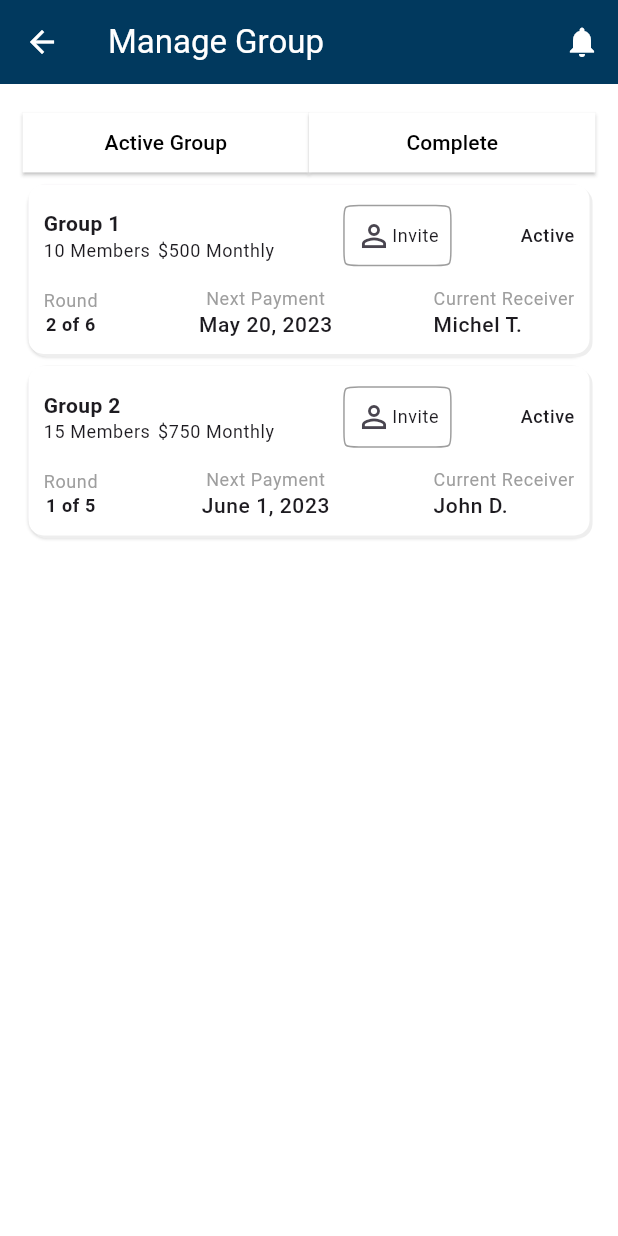
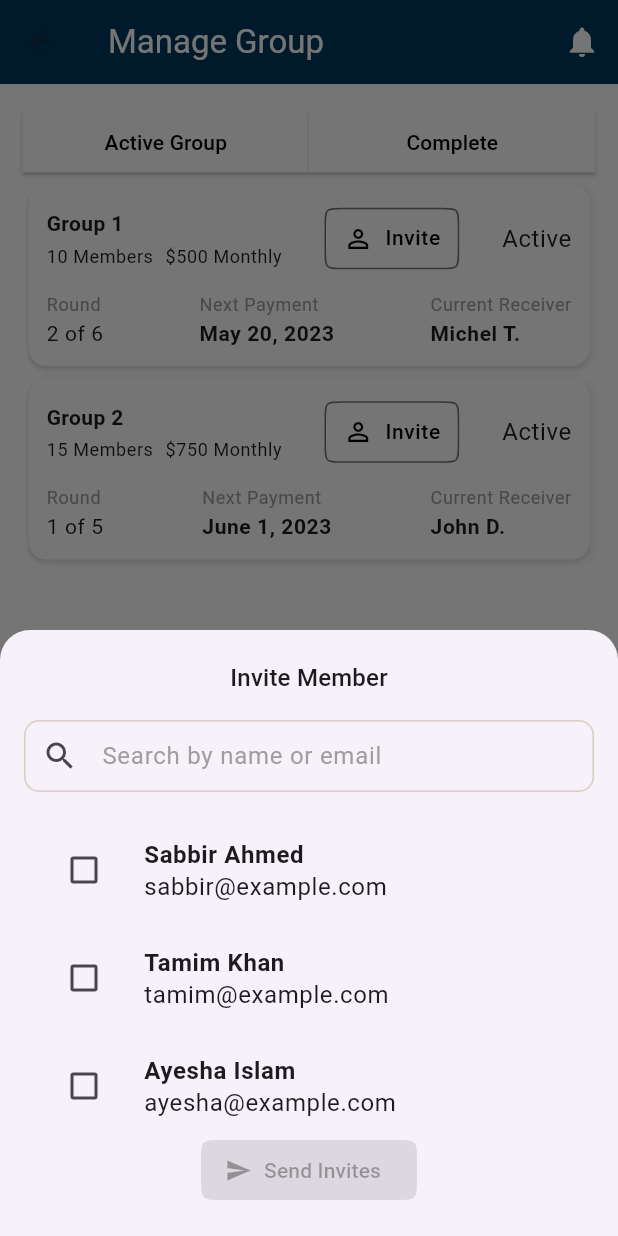
Before and after one commit to MTS-Services/Ayuuto-Savings-App, a Flutter app: the ManageGroupScreen screen opened directly, after a tap on "Invite", on a phone screen of 412 x 824 dp. Run offline on Flutter 3.47's test engine with Material 3 defaults, Android fonts, the phone set to English and light mode, and no system bars; our stand-ins replace firebase_auth, firebase_core, get, iconsax_flutter; accounts and stored records are empty; network calls fail.

Commit message:
add Button Sheet

```diff
--- a/lib/src/view/screen/create_group/create_group_screen.dart
+++ b/lib/src/view/screen/create_group/create_group_screen.dart
@@ -21,9 +21,7 @@ class _CreateGroupScreenState extends State<CreateGroupScreen> {
   @override
   Widget build(BuildContext context) {
     return Scaffold(
-      appBar: CustomAppBar(title: "Create Group", onTap: (){
-        Get.back();
-      },),
+      appBar: CustomAppBar(title: "Create Group"),
       body: SingleChildScrollView(
         child: Padding(
           padding: const EdgeInsets.symmetric(horizontal: 15, vertical: 15),
--- a/lib/src/view/screen/group_details/group_details_screen.dart
+++ b/lib/src/view/screen/group_details/group_details_screen.dart
@@ -26,9 +26,6 @@ class _GroupDetailsScreenState extends State<GroupDetailsScreen> {
       appBar: CustomAppBar(
         title: "Group Details",
         actionIcon: Icons.notifications,
-        onTap: () {
-          Get.back();
-        },
       ),
       body: Padding(
         padding: const EdgeInsets.symmetric(horizontal: 15, vertical: 15),
--- a/lib/src/view/screen/manage_group/manage_group_screen.dart
+++ b/lib/src/view/screen/manage_group/manage_group_screen.dart
@@ -4,7 +4,6 @@ import 'package:ayuuto_savings_app/src/view/screen/group_details/group_details_s
 import 'package:ayuuto_savings_app/src/view/screen/manage_group/widget/group_card.dart';
 import 'package:flutter/material.dart';
 import 'package:get/get.dart';
-import 'package:get/get_core/src/get_main.dart';
 
 class ManageGroupScreen extends StatefulWidget {
   const ManageGroupScreen({super.key});
@@ -60,9 +59,6 @@ class _ManageGroupScreenState extends State<ManageGroupScreen> {
       appBar: CustomAppBar(
         title: "Manage Group",
         actionIcon: Icons.notifications,
-        onTap:(){
-          Get.back();
-        },
       ),
       body: Padding(
         padding: const EdgeInsets.symmetric(horizontal: 15, vertical: 15),
--- a/lib/src/view/screen/manage_group/widget/group_card.dart
+++ b/lib/src/view/screen/manage_group/widget/group_card.dart
@@ -1,4 +1,6 @@
 import 'package:flutter/material.dart';
+
+import 'invite_bottom_sheet.dart';
 
 class GroupCard extends StatelessWidget {
   final String groupName;
@@ -24,23 +26,34 @@ class GroupCard extends StatelessWidget {
     required this.isCompleted,
   });
 
+  void _showInviteBottomSheet(BuildContext context) {
+    showModalBottomSheet(
+      context: context,
+      isScrollControlled: true,
+      shape: const RoundedRectangleBorder(
+        borderRadius: BorderRadius.vertical(top: Radius.circular(20)),
+      ),
+      builder: (context) => const InviteBottomSheet(),
+    );
+  }
+
   @override
   Widget build(BuildContext context) {
     return Container(
-      padding: const EdgeInsets.symmetric(horizontal: 10, vertical: 10),
+      padding: const EdgeInsets.all(12),
       decoration: BoxDecoration(
         color: Colors.white,
-        borderRadius: BorderRadius.circular(10),
+        borderRadius: BorderRadius.circular(12),
         boxShadow: [
           BoxShadow(
             color: Colors.grey.shade200,
             offset: const Offset(2, 2),
+            blurRadius: 4,
           ),
         ],
       ),
       child: Column(
         crossAxisAlignment: CrossAxisAlignment.start,
-        spacing: 10,
         children: [
           Row(
             mainAxisAlignment: MainAxisAlignment.spaceBetween,
@@ -50,160 +63,119 @@ class GroupCard extends StatelessWidget {
                 children: [
                   Text(
                     groupName,
-                    style: Theme.of(context).textTheme.bodyMedium!.copyWith(
-                      fontSize: 14,
-                    ),
+                    style: Theme.of(context)
+                        .textTheme
+                        .bodyMedium
+                        ?.copyWith(fontSize: 14),
                   ),
+                  const SizedBox(height: 4),
                   Row(
                     children: [
                       Text(
                         memberCount,
                         style: Theme.of(context)
                             .textTheme
-                            .bodySmall!
-                            .copyWith(fontSize: 12),
+                            .bodySmall
+                            ?.copyWith(fontSize: 12),
                       ),
-                      const SizedBox(
-                        width: 5,
-                      ),
+                      const SizedBox(width: 8),
                       Text(
                         amount,
                         style: Theme.of(context)
                             .textTheme
-                            .bodySmall!
-                            .copyWith(fontSize: 12),
+                            .bodySmall
+                            ?.copyWith(fontSize: 12),
                       ),
                     ],
                   ),
                 ],
               ),
-
               if (!isCompleted)
                 IconButton(
                   style: IconButton.styleFrom(
+                    padding: const EdgeInsets.symmetric(horizontal: 12, vertical: 8),
                     shape: ContinuousRectangleBorder(
-                      borderRadius: BorderRadius.circular(10),
-                      side: const BorderSide(color: Colors.grey),
+                      borderRadius: BorderRadius.circular(12),
+                      side: BorderSide(
+                        width: 1,
+                        color: Colors.grey.shade600,
+                      ),
                     ),
                   ),
-                  onPressed: onInvitePressed,
+                  onPressed: () => _showInviteBottomSheet(context),
                   icon: Row(
+                    mainAxisSize: MainAxisSize.min,
                     children: [
-                      const Icon(Icons.person_outline_outlined),
+                      const Icon(
+                        Icons.person_outline_outlined,
+                        size: 20,
+                        color: Colors.black,
+                      ),
+                      const SizedBox(width: 8),
                       Text(
                         "Invite",
-                        style: Theme.of(context)
-                            .textTheme
-                            .bodySmall!
-                            .copyWith(fontWeight: FontWeight.w400 , fontSize: 12),
+                        style: Theme.of(context).textTheme.bodySmall!.copyWith(
+                          fontWeight: FontWeight.w500,
+                          fontSize: 14,
+                          color: Colors.black,
+                        ),
                       ),
                     ],
                   ),
                 ),
 
               if (!isCompleted)
-                Text(
-                  "Active",
-                  style: Theme.of(context)
-                      .textTheme
-                      .bodySmall!
-                      .copyWith(fontWeight: FontWeight.w500, fontSize: 12),
-                ),
-
-              if (isCompleted)
+                Text("Active", style: Theme.of(context).textTheme.bodySmall)
+              else
                 Text(
                   "Completed",
-                  style: Theme.of(context)
-                      .textTheme
-                      .bodySmall!
-                      .copyWith(fontWeight: FontWeight.w500, fontSize: 12),
+                  style: Theme.of(context).textTheme.bodySmall?.copyWith(
+                        fontWeight: FontWeight.w500,
+                        fontSize: 12,
+                      ),
                 ),
             ],
           ),
+          const SizedBox(height: 12),
           Row(
             mainAxisAlignment: MainAxisAlignment.spaceBetween,
             children: [
-              Column(
-                children: [
-                  Text(
-                    "Round",
-                    style: Theme.of(context)
-                        .textTheme
-                        .bodySmall!
-                        .copyWith(color: Colors.grey , fontSize: 12),
-                  ),
-                  Text(
-                    roundProgress,
-                    style: Theme.of(context)
-                        .textTheme
-                        .bodySmall!
-                        .copyWith(fontWeight: FontWeight.bold,fontSize: 12),
-                  ),
-                ],
-              ),
+              _infoColumn("Round", roundProgress, context),
               if (!isCompleted)
-                Column(
-                  children: [
-                    Text(
-                      "Next Payment",
-                      style: Theme.of(context)
-                          .textTheme
-                          .bodySmall!
-                          .copyWith(color: Colors.grey,fontSize: 12),
-                    ),
-                    Text(
-                      nextPayment,
-                      style: Theme.of(context)
-                          .textTheme
-                          .bodySmall!
-                          .copyWith(fontWeight: FontWeight.w500 , fontSize: 14),
-                    ),
-                  ],
-                ),
-              // Show currentReceiver for active groups
+                _infoColumn("Next Payment", nextPayment, context, isBold: true),
               if (!isCompleted)
-                Column(
-                  crossAxisAlignment: CrossAxisAlignment.start,
-                  children: [
-                    Text(
-                      "Current Receiver",
-                      style: Theme.of(context)
-                          .textTheme
-                          .bodySmall!
-                          .copyWith(color: Colors.grey,fontSize: 12),
-                    ),
-                    Text(
-                      currentReceiver,
-                      style: Theme.of(context).textTheme.bodySmall!.copyWith(
-                        fontWeight: FontWeight.w500 , fontSize: 14
-                      ),
-                    ),
-                  ],
-                ),
-
+                _infoColumn("Current Receiver", currentReceiver, context,
+                    isBold: true),
               if (isCompleted)
-                Column(
-                  crossAxisAlignment: CrossAxisAlignment.start,
-                  children: [
-                    Text(
-                      "Total Amount",
-                      style: Theme.of(context)
-                          .textTheme
-                          .bodySmall!
-                          .copyWith(color: Colors.grey),
-                    ),
-                    Text(
-                      totalAmount,
-                      style: Theme.of(context).textTheme.bodySmall!.copyWith(
-                        fontWeight: FontWeight.bold,
-                      ),
-                    ),
-                  ],
-                ),
+                _infoColumn("Total Amount", totalAmount, context, isBold: true),
             ],
           ),
         ],
       ),
     );
   }
+
+  Widget _infoColumn(String title, String value, BuildContext context,
+      {bool isBold = false}) {
+    return Column(
+      crossAxisAlignment: CrossAxisAlignment.start,
+      children: [
+        Text(
+          title,
+          style: Theme.of(context).textTheme.bodySmall?.copyWith(
+                color: Colors.grey,
+                fontSize: 12,
+              ),
+        ),
+        const SizedBox(height: 2),
+        Text(
+          value,
+          style: Theme.of(context).textTheme.bodySmall?.copyWith(
+                fontWeight: isBold ? FontWeight.bold : FontWeight.normal,
+                fontSize: 14,
+              ),
+        ),
+      ],
+    );
+  }
 }
--- /dev/null
+++ b/lib/src/view/screen/manage_group/widget/invite_bottom_sheet.dart
@@ -0,0 +1,81 @@
+import 'package:flutter/material.dart';
+import 'package:get/get.dart';
+import 'invite_controller.dart';
+
+class InviteBottomSheet extends StatelessWidget {
+  const InviteBottomSheet({super.key});
+
+  @override
+  Widget build(BuildContext context) {
+    return GetBuilder<InviteController>(
+      init: InviteController(),
+      builder: (controller) {
+        return Padding(
+          padding: EdgeInsets.only(
+            bottom: MediaQuery.of(context).viewInsets.bottom,
+            left: 16,
+            right: 16,
+            top: 20,
+          ),
+          child: Column(
+            mainAxisSize: MainAxisSize.min,
+            children: [
+              Text("Invite Member", style: Theme.of(context).textTheme.titleMedium),
+              const SizedBox(height: 16),
+              TextField(
+                controller: controller.emailController,
+                keyboardType: TextInputType.emailAddress,
+                decoration: InputDecoration(
+                  hintText: 'Search by name or email',
+                  prefixIcon: const Icon(Icons.search),
+                  border: OutlineInputBorder(
+                    borderRadius: BorderRadius.circular(12),
+                  ),
+                ),
+              ),
+              const SizedBox(height: 16),
+              SizedBox(
+                height: 200,
+                child: ListView.builder(
+                  itemCount: controller.filteredUsers.length,
+                  itemBuilder: (context, index) {
+                    final user = controller.filteredUsers[index];
+                    final isSelected = controller.selectedEmails.contains(user['email']);
+
+                    return ListTile(
+                      leading: Checkbox(
+                        value: isSelected,
+                        onChanged: (val) =>
+                            controller.toggleEmailSelection(user['email'], val),
+                      ),
+                      title: Text(
+                        user['name'],
+                        style: Theme.of(context)
+                            .textTheme
+                            .bodySmall
+                            ?.copyWith(fontWeight: FontWeight.w600),
+                      ),
+                      subtitle: Text(
+                        user['email'],
+                        style: Theme.of(context).textTheme.bodySmall,
+                      ),
+                    );
+                  },
+                ),
+              ),
+              const SizedBox(height: 12),
+              ElevatedButton.icon(
+                onPressed: controller.selectedEmails.isEmpty
+                    ? null
+                    : () => controller.handleSendInvites(context),
+                icon: const Icon(Icons.send),
+                label: const Text("Send Invites"),
+              ),
+              const SizedBox(height: 20),
+            ],
+          ),
+        );
+      },
+    );
+  }
+}
--- /dev/null
+++ b/lib/src/view/screen/manage_group/widget/invite_controller.dart
@@ -0,0 +1,47 @@
+import 'package:ayuuto_savings_app/src/view/widget/snack_bar_message.dart';
+import 'package:flutter/material.dart';
+import 'package:get/get.dart';
+
+class InviteController extends GetxController {
+  final TextEditingController emailController = TextEditingController();
+
+  final List<Map<String, dynamic>> allUsers = [
+    {'name': 'Sabbir Ahmed', 'email': 'sabbir@example.com'},
+    {'name': 'Tamim Khan', 'email': 'tamim@example.com'},
+    {'name': 'Ayesha Islam', 'email': 'ayesha@example.com'},
+    {'name': 'Nayeem Uddin', 'email': 'nayeem@example.com'},
+  ];
+
+  List<Map<String, dynamic>> filteredUsers = [];
+  Set<String> selectedEmails = {};
+
+  @override
+  void onInit() {
+    super.onInit();
+    filteredUsers = List.from(allUsers);
+    emailController.addListener(() {
+      filterUsersByQuery(emailController.text.toLowerCase());
+    });
+  }
+
+  void filterUsersByQuery(String query) {
+    filteredUsers = allUsers.where((user) {
+      final name = user['name'].toLowerCase();
+      final email = user['email'].toLowerCase();
+      return name.contains(query) || email.contains(query);
+    }).toList();
+    update();
+  }
+
+  void toggleEmailSelection(String email, bool? isSelected) {
+    isSelected == true
+        ? selectedEmails.add(email)
+        : selectedEmails.remove(email);
+    update();
+  }
+
+  void handleSendInvites(BuildContext context) {
+    Navigator.pop(context);
+    showSnackBarMessage(context, "Invites sent to ${selectedEmails.length} members");
+  }
+}
```
Lines whose indentation alone changed are shown as unchanged.
